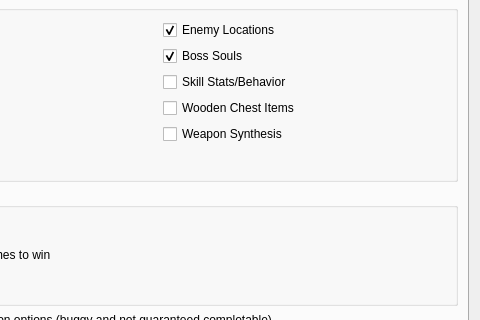
Qt form randomizer.ui (LagoLunatic/dsvrandom) before a commit; both pictures show x 160 to 640 and y 139 to 459 of the 640 by 619 pixel window.
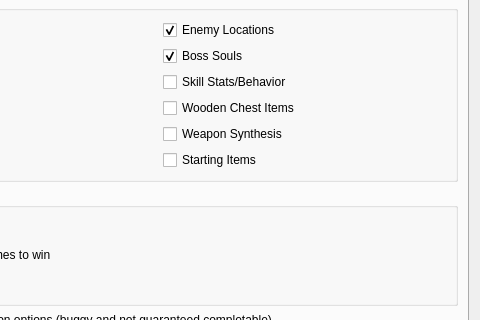
The same form after that commit. Icons and pictures are not drawn.

Commit message: Add starting items randomizer

The edit to the form file:
```diff
--- a/randomizer.ui
+++ b/randomizer.ui
@@ -233,6 +233,16 @@
               </property>
              </widget>
             </item>
+            <item>
+             <widget class="QCheckBox" name="randomize_starting_items">
+              <property name="toolTip">
+               <string>Starts you out with 3 random extra items and 3 random extra skills.</string>
+              </property>
+              <property name="text">
+               <string>Starting Items</string>
+              </property>
+             </widget>
+            </item>
            </layout>
           </item>
          </layout>
```
The commit also changes 6 other files.
